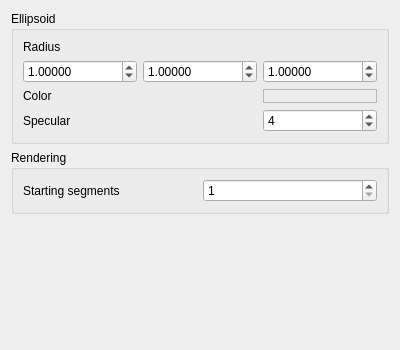
Qt form Controls/controls.ui (VenMolom/GeometricModeling) before a commit; both pictures show x 0 to 400 and y 0 to 350 of the 400 by 613 pixel window.
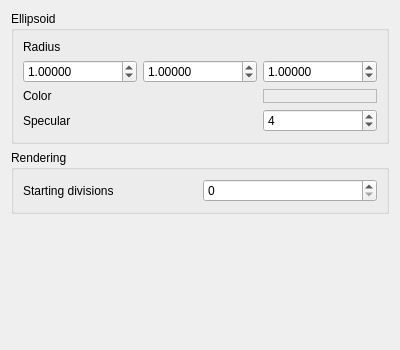
The same form after that commit.

Patch:
```diff
--- a/Controls/controls.ui
+++ b/Controls/controls.ui
@@ -134,14 +134,14 @@
       <item row="0" column="0">
        <widget class="QLabel" name="startSegmentsLabel">
         <property name="text">
-         <string>Starting segments</string>
+         <string>Starting divisions</string>
         </property>
        </widget>
       </item>
       <item row="0" column="1">
        <widget class="QSpinBox" name="renderingSegments">
         <property name="minimum">
-         <number>1</number>
+         <number>0</number>
         </property>
         <property name="maximum">
          <number>500</number>
```
